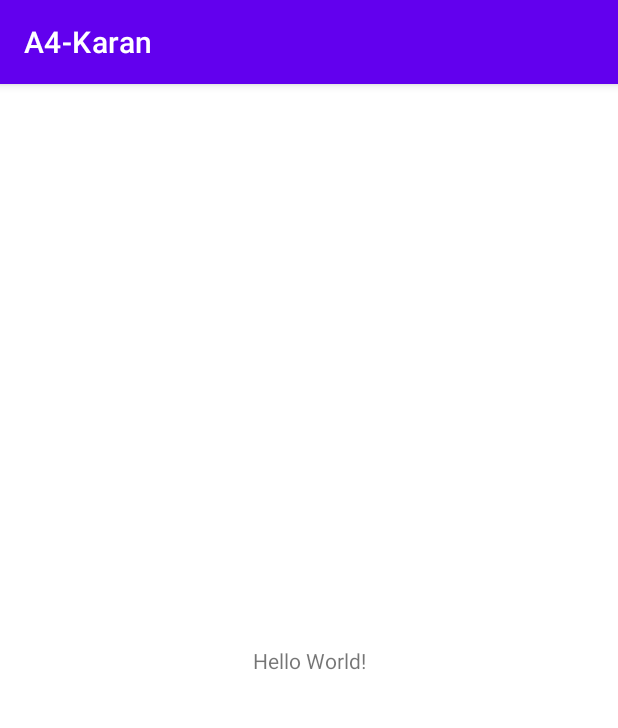
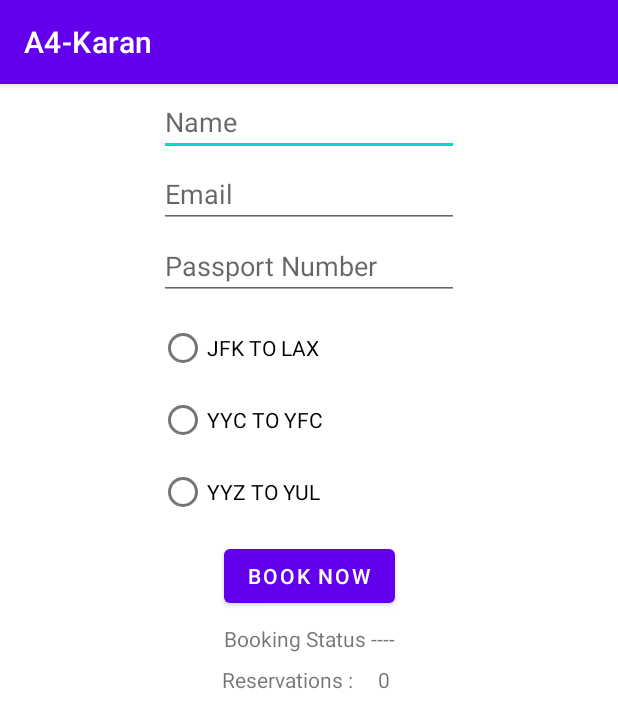
Before and after one commit to karan5p/A4-Karan-TDD, an Android app: the screen it shows after launch (MainActivity), on a phone screen of 412 x 824 dp. Shown: the top 728 px of the screen. Run offline under Robolectric (Android 15) with nearby library versions, the phone set to English and light mode, and no system bars.

Commit message:
Red - Created the UI and all the tests in MainActivityTest which do not update the ui yet.

```diff
--- a/app/src/main/res/layout/activity_main.xml
+++ b/app/src/main/res/layout/activity_main.xml
@@ -6,13 +6,110 @@
     android:layout_height="match_parent"
     tools:context=".MainActivity">
 
-    <TextView
-        android:layout_width="wrap_content"
-        android:layout_height="wrap_content"
-        android:text="Hello World!"
-        app:layout_constraintBottom_toBottomOf="parent"
+    <EditText
+        android:id="@+id/etName"
+        android:layout_width="200dp"
+        android:layout_height="40dp"
+        android:layout_marginTop="8dp"
+        android:ems="10"
+        android:hint="Name"
+        android:inputType="textPersonName"
         app:layout_constraintEnd_toEndOf="parent"
         app:layout_constraintStart_toStartOf="parent"
         app:layout_constraintTop_toTopOf="parent" />
 
+    <EditText
+        android:id="@+id/etPassportNum"
+        android:layout_width="200dp"
+        android:layout_height="40dp"
+        android:layout_marginTop="8dp"
+        android:ems="10"
+        android:hint="Passport Number"
+        android:inputType="number"
+        app:layout_constraintEnd_toEndOf="parent"
+        app:layout_constraintStart_toStartOf="parent"
+        app:layout_constraintTop_toBottomOf="@+id/etEmail" />
+
+    <RadioGroup
+        android:id="@+id/radioGroup"
+        android:layout_width="200dp"
+        android:layout_height="144dp"
+        android:layout_marginTop="8dp"
+        app:layout_constraintEnd_toEndOf="parent"
+        app:layout_constraintStart_toStartOf="parent"
+        app:layout_constraintTop_toBottomOf="@+id/etPassportNum">
+
+        <RadioButton
+            android:id="@+id/rbJFXLAX"
+            android:layout_width="match_parent"
+            android:layout_height="wrap_content"
+            android:text="JFK TO LAX" />
+
+        <RadioButton
+            android:id="@+id/rbYYZYFC"
+            android:layout_width="match_parent"
+            android:layout_height="wrap_content"
+            android:text="YYC TO YFC" />
+
+        <RadioButton
+            android:id="@+id/rbYYZYUL"
+            android:layout_width="match_parent"
+            android:layout_height="wrap_content"
+            android:text="YYZ TO YUL" />
+    </RadioGroup>
+
+    <Button
+        android:id="@+id/btnBookNow"
+        android:layout_width="wrap_content"
+        android:layout_height="wrap_content"
+        android:layout_marginTop="8dp"
+        android:text="BOOK NOW"
+        app:layout_constraintEnd_toEndOf="parent"
+        app:layout_constraintStart_toStartOf="parent"
+        app:layout_constraintTop_toBottomOf="@+id/radioGroup" />
+
+    <TextView
+        android:id="@+id/tvResult"
+        android:layout_width="wrap_content"
+        android:layout_height="wrap_content"
+        android:layout_marginTop="8dp"
+        android:text="Booking Status ----"
+        app:layout_constraintEnd_toEndOf="parent"
+        app:layout_constraintStart_toStartOf="parent"
+        app:layout_constraintTop_toBottomOf="@+id/btnBookNow" />
+
+    <EditText
+        android:id="@+id/etEmail"
+        android:layout_width="200dp"
+        android:layout_height="40dp"
+        android:layout_marginTop="8dp"
+        android:ems="10"
+        android:hint="Email"
+        android:inputType="textEmailAddress"
+        app:layout_constraintEnd_toEndOf="parent"
+        app:layout_constraintStart_toStartOf="parent"
+        app:layout_constraintTop_toBottomOf="@+id/etName" />
+
+    <TextView
+        android:id="@+id/tvReservations"
+        android:layout_width="wrap_content"
+        android:layout_height="wrap_content"
+        android:layout_marginStart="16dp"
+        android:layout_marginTop="8dp"
+        android:layout_marginEnd="150dp"
+        android:text="0"
+        app:layout_constraintEnd_toEndOf="parent"
+        app:layout_constraintHorizontal_bias="0.0"
+        app:layout_constraintStart_toEndOf="@+id/dtReservations"
+        app:layout_constraintTop_toBottomOf="@+id/tvResult" />
+
+    <TextView
+        android:id="@+id/dtReservations"
+        android:layout_width="wrap_content"
+        android:layout_height="wrap_content"
+        android:layout_marginStart="148dp"
+        android:layout_marginTop="8dp"
+        android:text="Reservations :"
+        app:layout_constraintStart_toStartOf="parent"
+        app:layout_constraintTop_toBottomOf="@+id/tvResult" />
 </androidx.constraintlayout.widget.ConstraintLayout>
```
Also changed, not shown: 1 other file.
